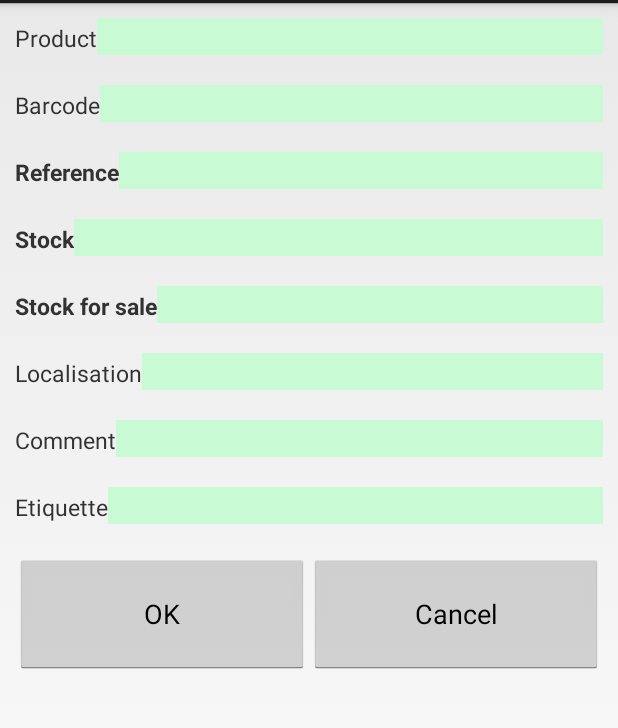
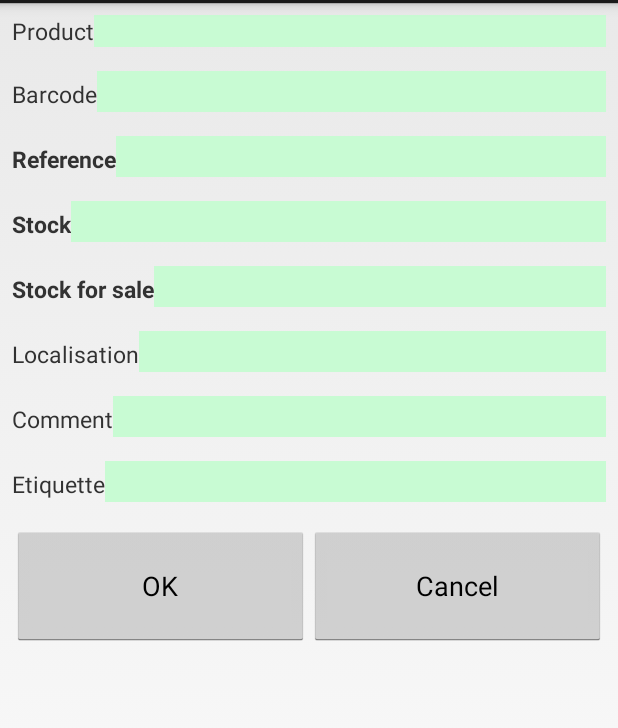
Before and after one commit to jmauffray/LibreInventory, an Android app: the InventoryActivity screen opened directly, with no data from a screen before it, on a phone screen of 412 x 824 dp, the part 69-797 px from its top. Run offline under Robolectric (Android 15) with nearby library versions, the light colour scheme and no system bars.

Commit message:
Use resource file for text size

```diff
--- a/app/src/main/res/layout-large/activity_inventory.xml
+++ /dev/null
@@ -1,228 +0,0 @@
-<LinearLayout xmlns:android="http://schemas.android.com/apk/res/android"
-    xmlns:tools="http://schemas.android.com/tools"
-    android:layout_width="match_parent"
-    android:layout_height="match_parent"
-    android:orientation="vertical"
-    tools:context="com.libreinventory.libreinventory.activity.InventoryActivity">
-
-    <!-- plante -->
-    <LinearLayout
-        android:layout_width="fill_parent"
-        android:layout_height="wrap_content"
-        android:orientation="horizontal"
-        android:layout_margin="10sp" >
-
-        <TextView
-            android:layout_width="wrap_content"
-            android:layout_height="wrap_content"
-            android:text="@string/product_inventory"
-            android:textSize="15sp"  />
-
-        <AutoCompleteTextView
-            android:id="@+id/autoCompleteTextProduct"
-            android:layout_width="match_parent"
-            android:layout_height="wrap_content"
-            android:inputType="textMultiLine"
-            android:text=""
-            android:background="#c8fbd3"
-            android:textSize="20sp">
-
-            <requestFocus />
-        </AutoCompleteTextView>
-
-    </LinearLayout>
-
-    <!-- code barre -->
-    <LinearLayout
-        android:layout_width="fill_parent"
-        android:layout_height="wrap_content"
-        android:orientation="horizontal"
-        android:layout_margin="10sp" >
-
-        <TextView
-            android:layout_width="wrap_content"
-            android:layout_height="wrap_content"
-            android:text="@string/barcode_inventory"
-            android:textSize="15sp"  />
-
-        <EditText
-            android:id="@+id/editTextBarCode"
-            android:layout_width="fill_parent"
-            android:layout_height="wrap_content"
-            android:inputType="number"
-            android:background="#c8fbd3"
-            android:textSize="35sp"></EditText>
-
-    </LinearLayout>
-
-    <!-- Reference -->
-    <LinearLayout
-        android:layout_width="fill_parent"
-        android:layout_height="wrap_content"
-        android:orientation="horizontal"
-        android:layout_margin="10sp" >
-
-        <TextView
-            android:layout_width="wrap_content"
-            android:layout_height="wrap_content"
-            android:text="@string/ref_inventory"
-            android:textStyle="bold"
-            android:textSize="15sp"  />
-
-        <EditText
-            android:id="@+id/editTextRef"
-            android:layout_width="fill_parent"
-            android:layout_height="wrap_content"
-            android:layout_column="1"
-            android:inputType="number"
-            android:background="#c8fbd3"
-            android:textSize="35sp"></EditText>
-
-    </LinearLayout>
-
-    <!-- quantite -->
-    <LinearLayout
-        android:layout_width="fill_parent"
-        android:layout_height="wrap_content"
-        android:orientation="horizontal"
-        android:layout_margin="10sp" >
-
-        <TextView
-            android:layout_width="wrap_content"
-            android:layout_height="wrap_content"
-            android:text="@string/stock_inventory"
-            android:textStyle="bold"
-            android:textSize="15sp" />
-
-        <EditText
-            android:id="@+id/editTextQuantite"
-            android:layout_width="fill_parent"
-            android:layout_height="wrap_content"
-            android:inputType="numberDecimal"
-            android:text=""
-            android:background="#c8fbd3"
-            android:textSize="35sp" />
-
-    </LinearLayout>
-
-    <!-- quantite à la vente -->
-    <LinearLayout
-        android:layout_width="fill_parent"
-        android:layout_height="wrap_content"
-        android:orientation="horizontal"
-        android:layout_margin="10sp" >
-
-        <TextView
-            android:layout_width="wrap_content"
-            android:layout_height="wrap_content"
-            android:text="@string/stock_sell_inventory"
-            android:textStyle="bold"
-            android:textSize="15sp" />
-
-        <EditText
-            android:id="@+id/editTextQuantiteVente"
-            android:layout_width="fill_parent"
-            android:layout_height="wrap_content"
-            android:inputType="numberDecimal"
-            android:text=""
-            android:background="#c8fbd3"
-            android:textSize="35sp" />
-
-    </LinearLayout>
-
-    <!-- localisation -->
-    <LinearLayout
-        android:layout_width="fill_parent"
-        android:layout_height="wrap_content"
-        android:orientation="horizontal"
-        android:layout_margin="10sp" >
-
-        <TextView
-            android:layout_width="wrap_content"
-            android:layout_height="wrap_content"
-            android:text="@string/loc_inventory"
-            android:textSize="15sp"  />
-
-        <EditText
-            android:id="@+id/editTextLoc"
-            android:layout_width="fill_parent"
-            android:layout_height="wrap_content"
-            android:inputType="text"
-            android:text=""
-            android:background="#c8fbd3"
-            android:textSize="35sp" />
-
-    </LinearLayout>
-
-    <!-- comment -->
-    <LinearLayout
-        android:layout_width="fill_parent"
-        android:layout_height="wrap_content"
-        android:orientation="horizontal"
-        android:layout_margin="10sp" >
-
-        <TextView
-            android:layout_width="wrap_content"
-            android:layout_height="wrap_content"
-            android:text="@string/comment_inventory"
-            android:textSize="15sp"  />
-
-        <EditText
-            android:id="@+id/editTextComment"
-            android:layout_width="fill_parent"
-            android:layout_height="wrap_content"
-            android:inputType="text"
-            android:text=""
-            android:background="#c8fbd3"
-            android:textSize="35sp" />
-
-    </LinearLayout>
-
-    <!-- etiquette number -->
-    <LinearLayout
-        android:layout_width="fill_parent"
-        android:layout_height="wrap_content"
-        android:orientation="horizontal"
-        android:layout_margin="10sp" >
-
-        <TextView
-            android:layout_width="wrap_content"
-            android:layout_height="wrap_content"
-            android:text="@string/etiquette_inventory"
-            android:textSize="15sp"  />
-
-        <EditText
-            android:id="@+id/editTextEtiquetteNb"
-            android:layout_width="fill_parent"
-            android:layout_height="wrap_content"
-            android:inputType="number"
-            android:text=""
-            android:background="#c8fbd3"
-            android:textSize="35sp" />
-
-    </LinearLayout>
-
-    <!-- buttons -->
-    <LinearLayout
-        android:layout_width="fill_parent"
-        android:layout_height="fill_parent"
-        android:orientation="horizontal"
-        android:layout_margin="20sp" >
-
-        <Button
-            android:id="@+id/buttonOk"
-            android:layout_width="fill_parent"
-            android:layout_height="100sp"
-            android:layout_weight="50"
-            android:text="@string/ok_inventory" />
-
-        <Button
-            android:id="@+id/buttonCancel"
-            android:layout_width="fill_parent"
-            android:layout_height="100sp"
-            android:layout_weight="50"
-            android:text="@string/cancel_inventory" />
-
-    </LinearLayout>
-
-</LinearLayout>
--- a/app/src/main/res/layout/activity_inventory.xml
+++ b/app/src/main/res/layout/activity_inventory.xml
@@ -10,7 +10,7 @@
         android:layout_width="fill_parent"
         android:layout_height="wrap_content"
         android:orientation="horizontal"
-        android:layout_margin="10sp" >
+        android:layout_margin="@dimen/inventory_margin" >
 
         <TextView
             android:layout_width="wrap_content"
@@ -24,7 +24,8 @@
             android:layout_height="wrap_content"
             android:inputType="textMultiLine"
             android:text=""
-            android:background="#c8fbd3">
+            android:background="#c8fbd3"
+            android:textSize="@dimen/inventory_input_product">
 
             <requestFocus />
         </AutoCompleteTextView>
@@ -36,7 +37,7 @@
         android:layout_width="fill_parent"
         android:layout_height="wrap_content"
         android:orientation="horizontal"
-        android:layout_margin="10sp" >
+        android:layout_margin="@dimen/inventory_margin" >
 
         <TextView
             android:layout_width="wrap_content"
@@ -49,7 +50,8 @@
             android:layout_width="fill_parent"
             android:layout_height="wrap_content"
             android:inputType="number"
-            android:background="#c8fbd3"></EditText>
+            android:background="#c8fbd3"
+            android:textSize="@dimen/inventory_input"/>
 
     </LinearLayout>
 
@@ -58,7 +60,7 @@
         android:layout_width="fill_parent"
         android:layout_height="wrap_content"
         android:orientation="horizontal"
-        android:layout_margin="10sp" >
+        android:layout_margin="@dimen/inventory_margin" >
 
         <TextView
             android:layout_width="wrap_content"
@@ -73,7 +75,8 @@
             android:layout_height="wrap_content"
             android:layout_column="1"
             android:inputType="number"
-            android:background="#c8fbd3"></EditText>
+            android:background="#c8fbd3"
+            android:textSize="@dimen/inventory_input"/>
 
     </LinearLayout>
 
@@ -82,7 +85,7 @@
         android:layout_width="fill_parent"
         android:layout_height="wrap_content"
         android:orientation="horizontal"
-        android:layout_margin="10sp" >
+        android:layout_margin="@dimen/inventory_margin" >
 
         <TextView
             android:layout_width="wrap_content"
@@ -97,7 +100,8 @@
             android:layout_height="wrap_content"
             android:inputType="numberDecimal"
             android:text=""
-            android:background="#c8fbd3" />
+            android:background="#c8fbd3"
+            android:textSize="@dimen/inventory_input"/>
 
     </LinearLayout>
 
@@ -106,7 +110,7 @@
         android:layout_width="fill_parent"
         android:layout_height="wrap_content"
         android:orientation="horizontal"
-        android:layout_margin="10sp" >
+        android:layout_margin="@dimen/inventory_margin" >
 
         <TextView
             android:layout_width="wrap_content"
@@ -121,7 +125,8 @@
             android:layout_height="wrap_content"
             android:inputType="numberDecimal"
             android:text=""
-            android:background="#c8fbd3" />
+            android:background="#c8fbd3"
+            android:textSize="@dimen/inventory_input"/>
 
     </LinearLayout>
 
@@ -130,7 +135,7 @@
         android:layout_width="fill_parent"
         android:layout_height="wrap_content"
         android:orientation="horizontal"
-        android:layout_margin="10sp" >
+        android:layout_margin="@dimen/inventory_margin" >
 
         <TextView
             android:layout_width="wrap_content"
@@ -144,7 +149,8 @@
             android:layout_height="wrap_content"
             android:inputType="text"
             android:text=""
-            android:background="#c8fbd3" />
+            android:background="#c8fbd3"
+            android:textSize="@dimen/inventory_input"/>
 
     </LinearLayout>
 
@@ -153,7 +159,7 @@
         android:layout_width="fill_parent"
         android:layout_height="wrap_content"
         android:orientation="horizontal"
-        android:layout_margin="10sp" >
+        android:layout_margin="@dimen/inventory_margin" >
 
         <TextView
             android:layout_width="wrap_content"
@@ -167,7 +173,8 @@
             android:layout_height="wrap_content"
             android:inputType="text"
             android:text=""
-            android:background="#c8fbd3" />
+            android:background="#c8fbd3"
+            android:textSize="@dimen/inventory_input"/>
 
     </LinearLayout>
 
@@ -176,7 +183,7 @@
         android:layout_width="fill_parent"
         android:layout_height="wrap_content"
         android:orientation="horizontal"
-        android:layout_margin="10sp" >
+        android:layout_margin="@dimen/inventory_margin" >
 
         <TextView
             android:layout_width="wrap_content"
@@ -190,7 +197,8 @@
             android:layout_height="wrap_content"
             android:inputType="number"
             android:text=""
-            android:background="#c8fbd3" />
+            android:background="#c8fbd3"
+            android:textSize="@dimen/inventory_input"/>
 
     </LinearLayout>
 
@@ -199,19 +207,19 @@
         android:layout_width="fill_parent"
         android:layout_height="fill_parent"
         android:orientation="horizontal"
-        android:layout_margin="10sp" >
+        android:layout_margin="@dimen/inventory_margin" >
 
         <Button
             android:id="@+id/buttonOk"
             android:layout_width="fill_parent"
-            android:layout_height="80sp"
+            android:layout_height="@dimen/inventory_button"
             android:layout_weight="50"
             android:text="@string/ok_inventory" />
 
         <Button
             android:id="@+id/buttonCancel"
             android:layout_width="fill_parent"
-            android:layout_height="80sp"
+            android:layout_height="@dimen/inventory_button"
             android:layout_weight="50"
             android:text="@string/cancel_inventory" />
 
--- /dev/null
+++ b/app/src/main/res/values-large/dimens.xml
@@ -0,0 +1,9 @@
+<?xml version="1.0" encoding="utf-8"?>
+<resources>
+
+    <dimen name="inventory_input">35sp</dimen>
+    <dimen name="inventory_input_product">20sp</dimen>
+    <dimen name="inventory_button">100sp</dimen>
+    <dimen name="inventory_margin">10sp</dimen>
+
+</resources>
--- a/app/src/main/res/values/dimens.xml
+++ b/app/src/main/res/values/dimens.xml
@@ -2,4 +2,10 @@
     <!-- Default screen margins, per the Android Design guidelines. -->
     <dimen name="activity_horizontal_margin">16dp</dimen>
     <dimen name="activity_vertical_margin">16dp</dimen>
+
+    <dimen name="inventory_input">20sp</dimen>
+    <dimen name="inventory_input_product">15sp</dimen>
+    <dimen name="inventory_button">80sp</dimen>
+    <dimen name="inventory_margin">8sp</dimen>
+
 </resources>
```
